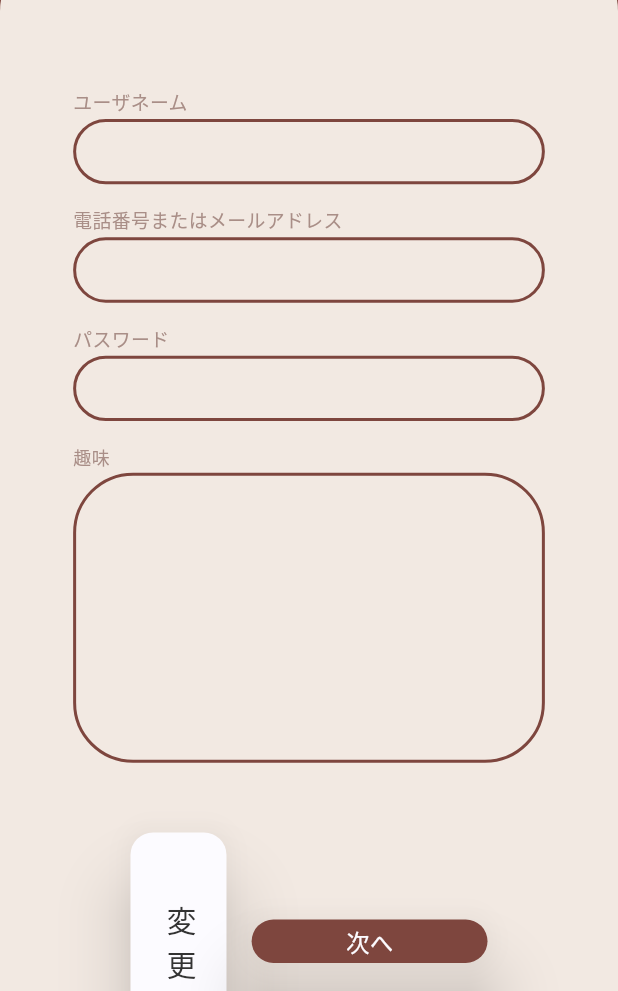
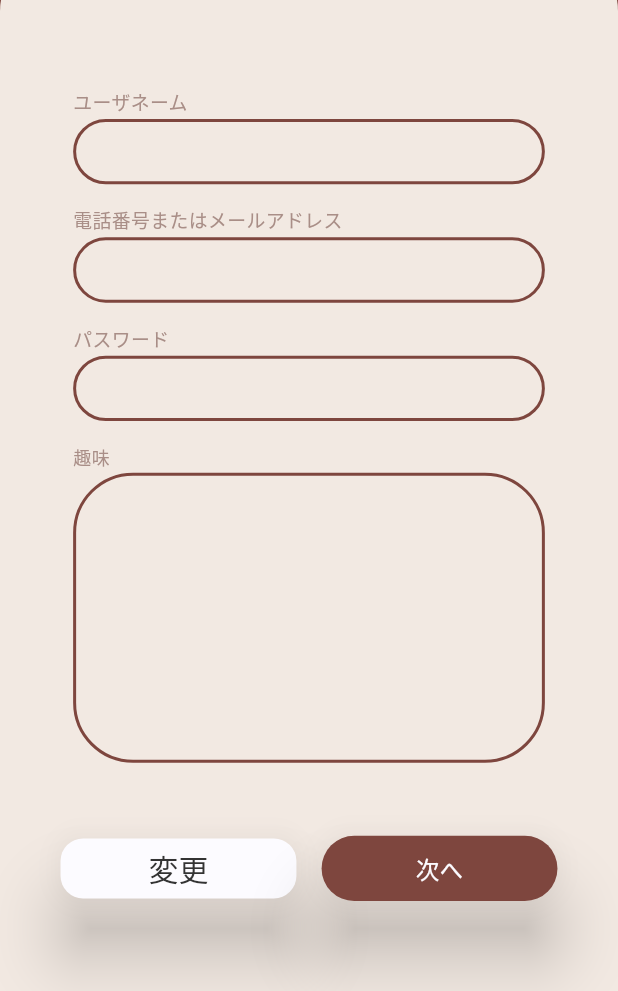
Before and after one commit to k-hinata515/time_alchemy_app, a Flutter app: the Registered_Content_Page screen opened directly, on a phone screen of 412 x 824 dp, the part 245-1236 px from its top. Run offline on Flutter 3.47's test engine with Material 3 defaults, Android fonts, the phone set to English and light mode, and no system bars; our stand-ins replace cloud_firestore, device_preview, firebase_auth, firebase_core, flutter_rating_bar, fluttertoast and 6 more; missing offline and left inert: flutter_polyline_points, google_place; accounts and stored records are empty; generated files the repository leaves out were written again.

Commit message:
[update]コードを修正しました

```diff
--- a/lib/View/registered_content_page.dart
+++ b/lib/View/registered_content_page.dart
@@ -128,8 +128,8 @@ class _Registered_Content_Page extends State<Registered_Content_Page> {
                                       builder: (context) => Sign_Up_Page()),
                                 )
                               },
-                          height: 150,
-                          width: 30),
+                          height: 30,
+                          width: 150),
                       SizedBox(
                         width: screen.designW(16),
                       ),
@@ -137,7 +137,7 @@ class _Registered_Content_Page extends State<Registered_Content_Page> {
                         text: '次へ',
                         onPressed: () => _newregistration(context),
                         width: 150,
-                        height: 30,
+                        height: 45,
                       ),
                     ],
                   ),
```
